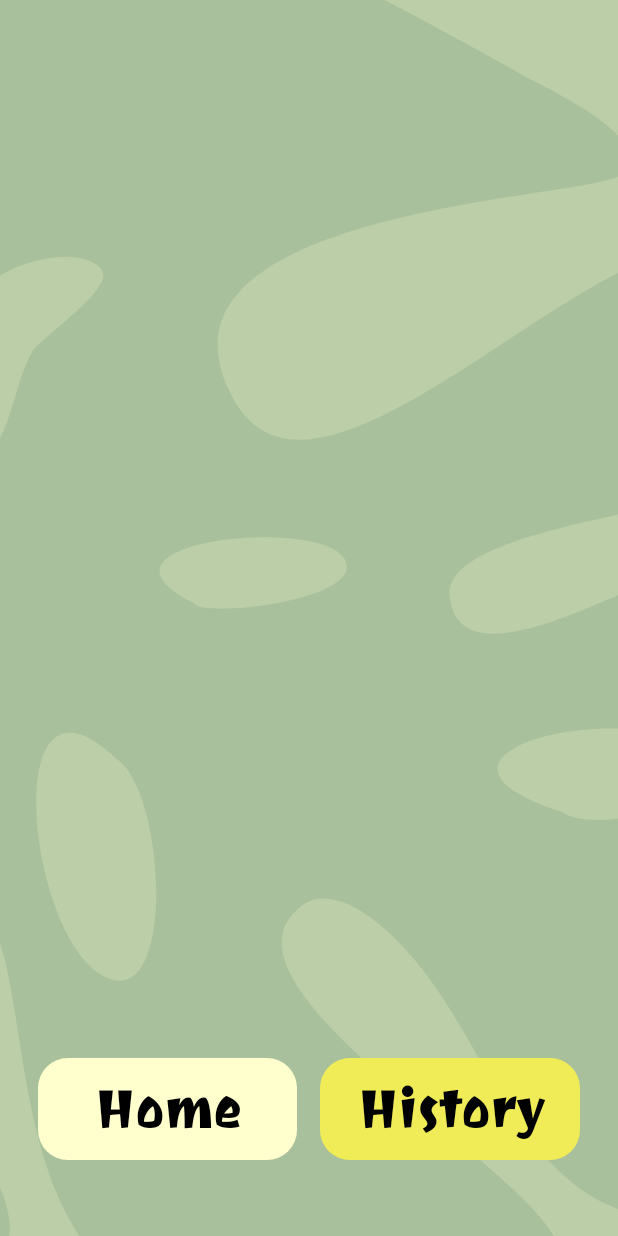
After one commit to DrHurel/EcoPlant, an Android app built with Jetpack Compose: the HistoryMapActivity screen opened directly, with no data from a screen before it, on a phone screen of 412 x 824 dp. The commit adds this screen. Run offline under Robolectric (Android 15) with nearby library versions, the phone set to English and light mode, and no system bars.

Commit message:
Add History and HistoryMap note finished, need RecyclerView for History, and the Map for the HistoryMap

```diff
--- /dev/null
+++ b/app/src/main/java/fr/hureljeremy/gitea/ecoplant/HistoryMapActivity.kt
@@ -0,0 +1,36 @@
+package fr.hureljeremy.gitea.ecoplant
+
+import android.os.Bundle
+import androidx.activity.ComponentActivity
+import androidx.activity.enableEdgeToEdge
+import androidx.compose.material3.Text
+import androidx.compose.runtime.Composable
+import androidx.compose.ui.Modifier
+import androidx.compose.ui.tooling.preview.Preview
+import android.widget.ImageButton
+import android.content.Intent
+import android.widget.Button
+import fr.hureljeremy.gitea.ecoplant.ui.theme.EcoPlantTheme
+
+
+
+
+class HistoryMapActivity: ComponentActivity() {
+    override fun onCreate(savedInstanceState: Bundle?) {
+        super.onCreate(savedInstanceState)
+        enableEdgeToEdge()
+        setContentView(R.layout.history_map_page)
+
+        findViewById<Button>(R.id.home_button).setOnClickListener {
+            val intent = Intent(this, MainActivity::class.java)
+            startActivity(intent)
+        }
+
+        findViewById<Button>(R.id.history_button).setOnClickListener {
+            val intent = Intent(this, HistoryActivity::class.java)
+            startActivity(intent)
+        }
+    }
+
+
+}
--- /dev/null
+++ b/app/src/main/res/layout/history_map_page.xml
@@ -0,0 +1,75 @@
+<?xml version="1.0" encoding="utf-8"?>
+<FrameLayout xmlns:android="http://schemas.android.com/apk/res/android"
+    android:layout_width="match_parent"
+    android:layout_height="match_parent"
+    android:background="@color/olive_color">
+
+    <!-- Image en arrière-plan -->
+    <ImageView
+        android:id="@+id/pic_imageview"
+        android:layout_width="wrap_content"
+        android:layout_height="wrap_content"
+        android:layout_gravity="center"
+        android:importantForAccessibility="no"
+        android:scaleType="center"
+        android:src="@drawable/background_leaf" />
+
+    <!-- Contenu principal -->
+    <LinearLayout
+        android:layout_width="match_parent"
+        android:layout_height="match_parent"
+        android:orientation="vertical"
+        android:layout_marginBottom="25dp"
+        android:layout_marginHorizontal="25dp"
+        >
+
+        <!-- Espace extensible qui pousse les boutons vers le bas -->
+        <Space
+            android:layout_width="match_parent"
+            android:layout_height="0dp"
+            android:layout_weight="1" />
+
+        <!-- Bouton -->
+        <LinearLayout
+            style="?android:attr/buttonBarStyle"
+            android:layout_width="match_parent"
+            android:layout_height="wrap_content"
+            android:orientation="horizontal"
+            android:layout_gravity="center"
+            android:layout_marginTop="25dp"
+            android:layout_marginBottom="25dp">
+
+            <Button
+                android:id="@+id/home_button"
+                style="?android:attr/buttonBarButtonStyle"
+                android:layout_width="0dp"
+                android:layout_height="match_parent"
+                android:layout_weight="1"
+                android:layout_marginEnd="15dp"
+                android:hint="@string/home"
+                android:textSize="35sp"
+                android:textColorHint="@color/black"
+                android:textStyle="bold"
+                android:fontFamily="@font/joti_one"
+                android:background="@drawable/rounded_background"
+                android:backgroundTint="@color/light_cream" />
+
+            <Button
+                android:id="@+id/history_button"
+                style="?android:attr/buttonBarButtonStyle"
+                android:layout_width="0dp"
+                android:layout_height="match_parent"
+                android:layout_weight="1"
+                android:hint="@string/history"
+                android:textSize="35sp"
+                android:textColorHint="@color/black"
+                android:textStyle="bold"
+                android:fontFamily="@font/joti_one"
+                android:background="@drawable/rounded_background"
+                android:backgroundTint="@color/yellow_color"/>
+
+
+        </LinearLayout>
+
+    </LinearLayout>
+</FrameLayout>
--- a/app/src/main/res/values/strings.xml
+++ b/app/src/main/res/values/strings.xml
@@ -27,4 +27,7 @@
     <string name="parcelle">Parcelle :</string>
     <string name="description">Description :</string>
     <string name="lorem_ipsum_test_1">Suspendisse lectus tellus, posuere sit amet dignissim mollis, laoreet sed dolor. Sed et metus ut elit sagittis ultrices egestas id orci. Fusce elit lectus, aliquet ac ligula ac, egestas placerat velit. Sed faucibus rutrum luctus. Fusce eleifend velit in metus interdum, quis pharetra orci tincidunt. Aliquam pretium at eros vitae pellentesque. Proin tempor ipsum a purus blandit, in pellentesque risus.</string>
+    <string name="home">Home</string>
+    <string name="map">Map</string>
+    <string name="history">History</string>
 </resources>
```
Also changed, not shown: app/src/main/AndroidManifest.xml (+8 -0 lines), app/src/main/java/fr/hureljeremy/gitea/ecoplant/HistoryActivity.kt (added, +36 -0 lines), app/src/main/java/fr/hureljeremy/gitea/ecoplant/MainActivity.kt (+13 -1 lines), app/src/main/res/layout/history_page.xml (added, +75 -0 lines).
